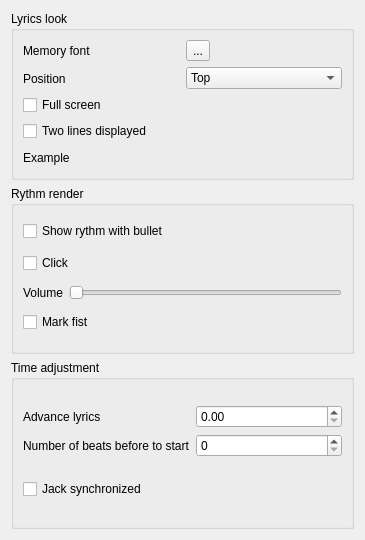
The window that chordv/src/formmemoryinfo.ui (jpcima/chordv) describes before a commit, drawn with Qt 5.
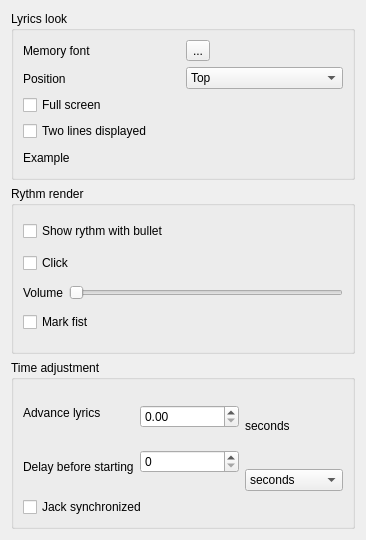
The same window after the commit. Custom widgets are drawn as their Qt base class.

Commit message: - Clean code for dialogprocessmemory - Now clock has no delay - Full Screen is true full Screen - Screen are open on a one screen even several screen are virtual

What changed in the file:
```diff
--- a/chordv/src/formmemoryinfo.ui
+++ b/chordv/src/formmemoryinfo.ui
@@ -6,7 +6,7 @@
    <rect>
     <x>0</x>
     <y>0</y>
-    <width>365</width>
+    <width>366</width>
     <height>540</height>
    </rect>
   </property>
@@ -197,7 +197,7 @@
        </property>
        <layout class="QHBoxLayout" name="horizontalLayout_7">
         <item>
-         <layout class="QVBoxLayout" name="verticalLayout_8">
+         <layout class="QVBoxLayout" name="verticalLayout_9">
           <item>
            <layout class="QHBoxLayout" name="horizontalLayout_4">
             <item>
@@ -218,7 +218,7 @@
                  <string>Number of beat before to start the first lyric</string>
                 </property>
                 <property name="text">
-                 <string>Number of beats before to start</string>
+                 <string>Delay before starting</string>
                 </property>
                </widget>
               </item>
@@ -238,6 +238,36 @@
               </item>
              </layout>
             </item>
+            <item>
+             <layout class="QVBoxLayout" name="verticalLayout_8">
+              <item>
+               <widget class="QLabel" name="labelSeconds">
+                <property name="text">
+                 <string>seconds</string>
+                </property>
+               </widget>
+              </item>
+              <item>
+               <widget class="QComboBox" name="comboBoxTimeBeforeUnit">
+                <item>
+                 <property name="text">
+                  <string>seconds</string>
+                 </property>
+                </item>
+                <item>
+                 <property name="text">
+                  <string>beats</string>
+                 </property>
+                </item>
+                <item>
+                 <property name="text">
+                  <string>bars</string>
+                 </property>
+                </item>
+               </widget>
+              </item>
+             </layout>
+            </item>
            </layout>
           </item>
           <item>
```
The commit also changes 12 other files.
